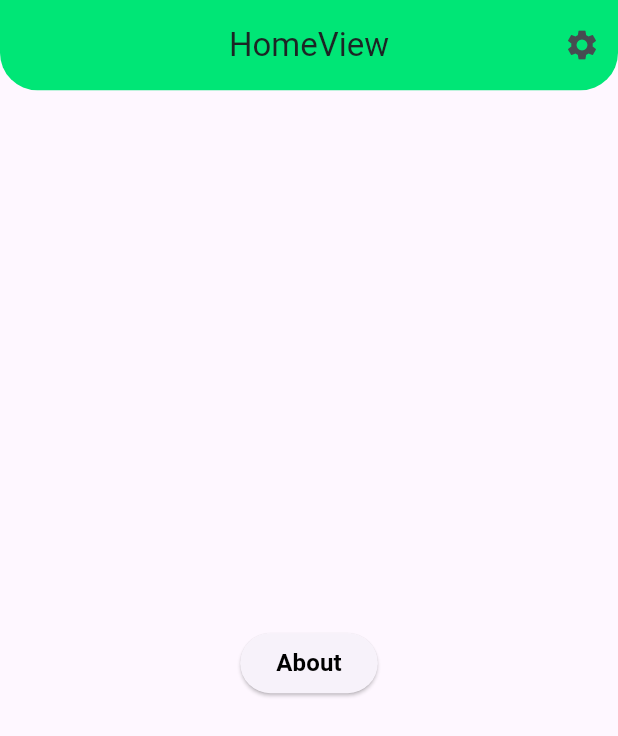
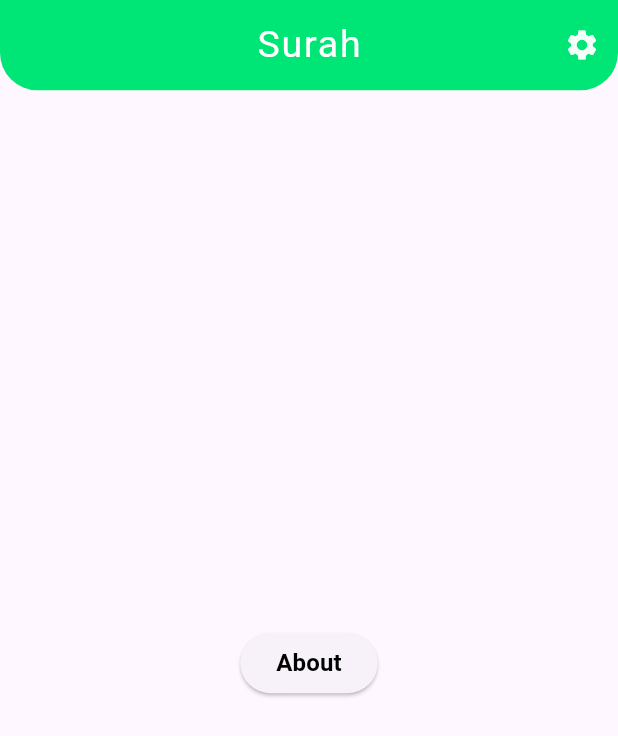
Before and after one commit to ahmadfaqih796/flutter-quran, a Flutter app: the screen it shows after launch, on a phone screen of 412 x 824 dp. Shown: the top 736 px of the screen. Run offline on Flutter 3.47's test engine with Material 3 defaults, Android fonts, the light colour scheme and no system bars; our stand-ins replace dio, get.

Commit message:
home app bar

```diff
--- a/lib/app/modules/home/views/home_view.dart
+++ b/lib/app/modules/home/views/home_view.dart
@@ -12,7 +12,9 @@ class HomeView extends GetView<HomeController> {
   Widget build(BuildContext context) {
     return Scaffold(
       appBar: AppBar(
-        title: const Text('HomeView'),
+        title: const Text('Surah',
+            style: TextStyle(
+                color: Colors.white, fontSize: 25.0, letterSpacing: 1.2)),
         centerTitle: true,
         toolbarHeight: 60.2,
         toolbarOpacity: 0.8,
@@ -23,7 +25,7 @@ class HomeView extends GetView<HomeController> {
         ),
         actions: <Widget>[
           IconButton(
-            icon: const Icon(Icons.settings),
+            icon: const Icon(Icons.settings, color: Colors.white),
             tooltip: 'Setting Icon',
             onPressed: () {
               showMenu(
```
